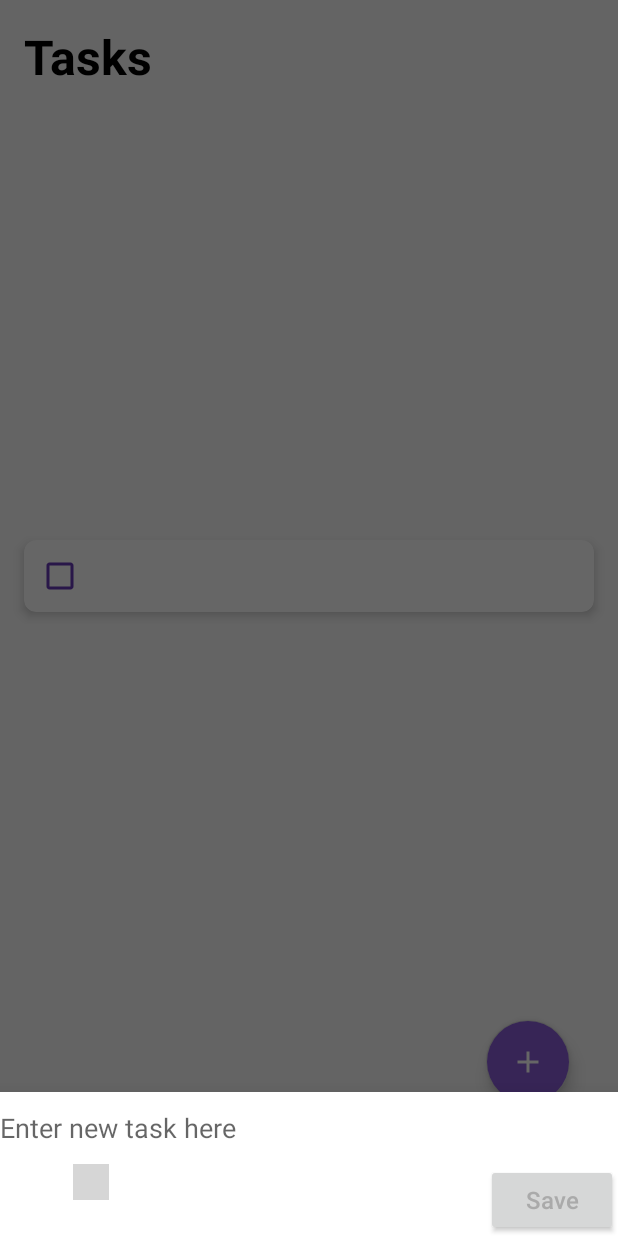
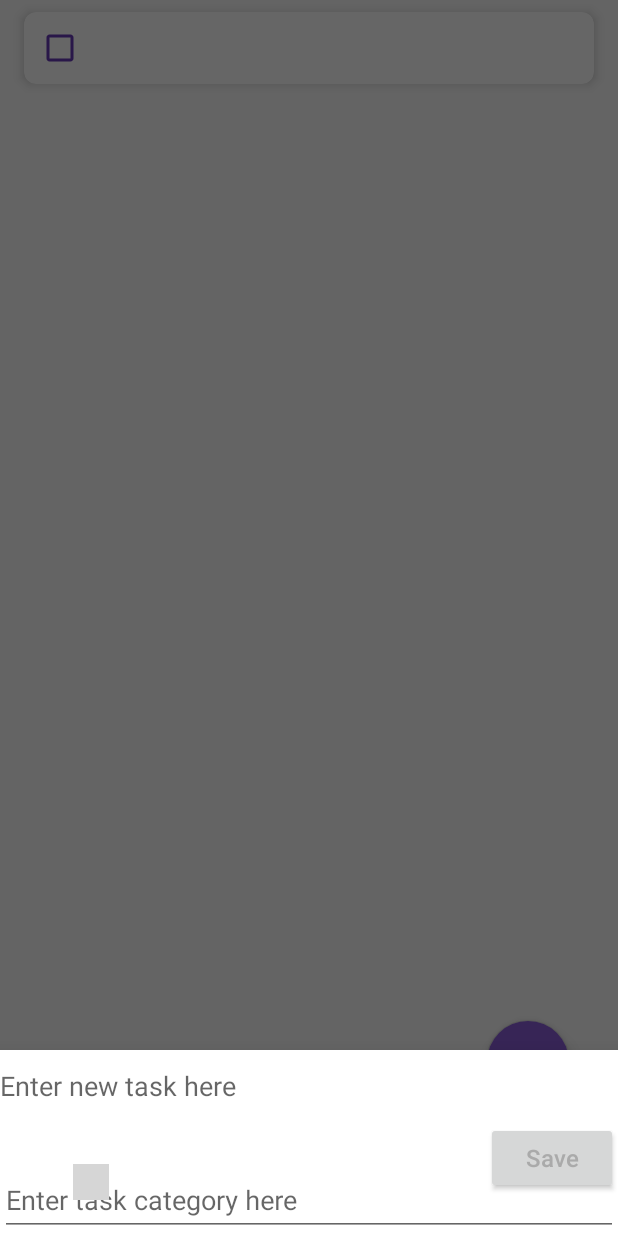
Before and after one commit to prishavall/CollegeSchedulingApp, an Android app: the MainActivity screen opened directly, with no data from a screen before it, after a tap on "Add item", on a phone screen of 412 x 824 dp. Run offline under Robolectric (Android 15) with nearby library versions, the phone set to English and light mode, and no system bars; grey boxes are pictures that could not be loaded.

Commit message:
super cool new element

```diff
--- a/app/src/main/java/com/example/emptyactivityapp/Adapter/MiddlePage2Adapter.java
+++ b/app/src/main/java/com/example/emptyactivityapp/Adapter/MiddlePage2Adapter.java
@@ -84,7 +84,7 @@ public class MiddlePage2Adapter extends RecyclerView.Adapter<MiddlePage2Adapter.
         }
     }
 
-    public void editItem(int position) {
+    public void editItem(int position)  {
         MiddlePage2Model exam = examList.get(position);
         Bundle bundy = new Bundle();
         bundy.putInt("id", (Integer) exam.getId());
--- a/app/src/main/java/com/example/emptyactivityapp/Adapter/ScheduleAdapter.java
+++ b/app/src/main/java/com/example/emptyactivityapp/Adapter/ScheduleAdapter.java
@@ -33,13 +33,13 @@ public class ScheduleAdapter extends RecyclerView.Adapter<ScheduleAdapter.ViewHo
         this.db.openDatabase();
     }
 
-    @Override
+
     public ViewHolder onCreateViewHolder(ViewGroup parent, int viewType) {
         View view = LayoutInflater.from(parent.getContext()).inflate(R.layout.schedule_card, parent, false);
         return new ViewHolder(view);
     }
 
-    @Override
+
     public void onBindViewHolder(ViewHolder holder, int position) {
         ScheduleModel schedule = scheduleList.get(position);
 
--- a/app/src/main/java/com/example/emptyactivityapp/Adapter/ToDoAdapter.java
+++ b/app/src/main/java/com/example/emptyactivityapp/Adapter/ToDoAdapter.java
@@ -16,8 +16,10 @@ import androidx.recyclerview.widget.RecyclerView;
 import java.util.ArrayList;
 import java.util.List;
 
+import com.example.emptyactivityapp.AddNewExam;
 import com.example.emptyactivityapp.AddNewTask;
 import com.example.emptyactivityapp.MainActivity;
+import com.example.emptyactivityapp.Model.MiddlePage2Model;
 import com.example.emptyactivityapp.Model.ToDoModel;
 import com.example.emptyactivityapp.R;
 import com.example.emptyactivityapp.Utils.DataBaseHandler;
@@ -35,25 +37,31 @@ public class ToDoAdapter extends RecyclerView.Adapter<ToDoAdapter.ViewHolder> {
         this.activity = activity;
     }
 
-    @NonNull
-    @Override
     public ViewHolder onCreateViewHolder(ViewGroup parent, int viewType) {
-        View itemView = LayoutInflater.from(parent.getContext())
-                .inflate(R.layout.task_layout, parent, false);
-        return new ViewHolder(itemView);
+        Context contexto = parent.getContext();
+        LayoutInflater inflatable = LayoutInflater.from(contexto);
+        View view = inflatable.inflate(R.layout.task_layout, parent, false);
+        return new ViewHolder(view);
     }
 
-    @Override
-    public void onBindViewHolder(@NonNull final ViewHolder holder, int position) {
+    public void onBindViewHolder(final ViewHolder vh, int position) {
         db.openDatabase();
+        final ToDoModel item = todoList.get(position);
 
-        final ToDoModel item = todoList.get(position);
-        holder.task.setText(item.getTask());
-        holder.task.setChecked(toBoolean(item.getStatus()));
-        holder.task.setOnCheckedChangeListener(new CompoundButton.OnCheckedChangeListener() {
-            @Override
-            public void onCheckedChanged(CompoundButton buttonView, boolean isChecked) {
-                if (isChecked) {
+        if (item.getCategory() != null && !item.getCategory().isEmpty()) {
+            vh.taskCategorytext.setVisibility(View.VISIBLE);
+            vh.taskCategorytext.setText(item.getCategory());
+        } else {
+
+            vh.taskCategorytext.setVisibility(View.GONE);
+        }
+
+        vh.newcheckbox.setText(item.getTask());
+        vh.newcheckbox.setChecked(toBoolean(item.getStatus()));
+
+        vh.newcheckbox.setOnCheckedChangeListener(new CompoundButton.OnCheckedChangeListener() {
+            public void onCheckedChanged(CompoundButton button, boolean Checked) {
+                if (Checked) {
                     db.updateStatus(item.getId(), 1);
                 } else {
                     db.updateStatus(item.getId(), 0);
@@ -62,47 +70,63 @@ public class ToDoAdapter extends RecyclerView.Adapter<ToDoAdapter.ViewHolder> {
         });
     }
 
-    private boolean toBoolean(int n) {
-        return n != 0;
+    private boolean toBoolean(int j) {
+
+        if (j != 0) {
+            return true;
+        }
+        return false;
     }
 
     @Override
     public int getItemCount() {
-        return todoList.size();
+        if (todoList == null) {
+            return 0;
+        }
+        else {
+            return todoList.size();
+        }
     }
 
     public Context getContext() {
         return activity;
     }
+    public void deleteItem(int position) {
+        if (db != null) {
+            ToDoModel todo = todoList.get(position);
+            int todoID = todo.getId();
+            db.deleteTask(todoID);
+            todoList.remove(position);
+            notifyItemRemoved(position);
+        }
+    }
 
     public void setTasks(List<ToDoModel> todoList) {
-        this.todoList = todoList;
-        notifyDataSetChanged();
-    }
-
-    public void deleteItem(int position) {
-        ToDoModel item = todoList.get(position);
-        db.deleteTask(item.getId());
-        todoList.remove(position);
-        notifyItemRemoved(position);
-    }
-
-    public void editItem(int position) {
-        ToDoModel item = todoList.get(position);
-        Bundle bundle = new Bundle();
-        bundle.putInt("id", item.getId());
-        bundle.putString("task", item.getTask());
-        AddNewTask fragment = new AddNewTask();
-        fragment.setArguments(bundle);
-        fragment.show(activity.getSupportFragmentManager(), AddNewTask.TAG);
+        if (todoList != null) {
+            this.todoList = todoList;
+            notifyDataSetChanged();
+        }
     }
 
     public static class ViewHolder extends RecyclerView.ViewHolder {
-        CheckBox task;
-
+        private final TextView taskCategorytext;
+        CheckBox newcheckbox;
         ViewHolder(View view) {
             super(view);
-            task = view.findViewById(R.id.todoCheckBox);
+            newcheckbox = view.findViewById(R.id.todoCheckBox);
+            taskCategorytext = (TextView) view.findViewById(R.id.taskCategoryText);
         }
     }
+    public void editItem(int position) {
+        ToDoModel item = todoList.get(position);
+        Bundle bundy = new Bundle();
+        bundy.putInt("id", item.getId());
+        bundy.putString("task", item.getTask());
+        bundy.putString("category", item.getCategory());
+
+        AddNewTask fragment = new AddNewTask();
+        fragment.setArguments(bundy);
+        fragment.show(activity.getSupportFragmentManager(), AddNewExam.TAG);
+    }
+
 }
--- a/app/src/main/java/com/example/emptyactivityapp/AddNewTask.java
+++ b/app/src/main/java/com/example/emptyactivityapp/AddNewTask.java
@@ -13,10 +13,9 @@ import android.view.WindowManager;
 import android.widget.Button;
 import android.widget.EditText;
 
-import androidx.annotation.NonNull;
-import androidx.annotation.Nullable;
 import androidx.core.content.ContextCompat;
 
+import com.example.emptyactivityapp.Model.MiddlePage2Model;
 import com.example.emptyactivityapp.Model.ToDoModel;
 import com.example.emptyactivityapp.Utils.DataBaseHandler;
 import com.google.android.material.bottomsheet.BottomSheetDialogFragment;
@@ -27,7 +26,7 @@ import com.google.android.material.bottomsheet.BottomSheetDialogFragment;
 public class AddNewTask extends BottomSheetDialogFragment {
 
     public static final String TAG = "ActionBottomDialog";
-    private EditText newTaskText;
+    private EditText newTaskText, newCategoryText;
     private Button newTaskSaveButton;
 
     private DataBaseHandler db;
@@ -36,16 +35,14 @@ public class AddNewTask extends BottomSheetDialogFragment {
         return new AddNewTask();
     }
 
-    @Override
-    public void onCreate(@Nullable Bundle savedInstanceState) {
+    public void onCreate( Bundle savedInstanceState) {
         super.onCreate(savedInstanceState);
         setStyle(STYLE_NORMAL, R.style.DialogStyle);
     }
 
-    @Nullable
-    @Override
-    public View onCreateView(@NonNull LayoutInflater inflater, @Nullable ViewGroup container,
-                             @Nullable Bundle savedInstanceState) {
+
+    public View onCreateView(LayoutInflater inflater, ViewGroup container,
+                              Bundle savedInstanceState) {
 
         View view = inflater.inflate(R.layout.new_task, container, false);
         getDialog().getWindow().setSoftInputMode(WindowManager.LayoutParams.SOFT_INPUT_ADJUST_RESIZE);
@@ -53,10 +50,11 @@ public class AddNewTask extends BottomSheetDialogFragment {
         return view;
     }
 
-    @Override
-    public void onViewCreated(@NonNull View view, @Nullable Bundle savedInstanceState) {
+
+    public void onViewCreated(View view, Bundle savedInstanceState) {
         super.onViewCreated(view, savedInstanceState);
         newTaskText = requireView().findViewById(R.id.newTaskText);
+        newCategoryText = getView().findViewById(R.id.taskCategoryText);
         newTaskSaveButton = getView().findViewById(R.id.newTaskButton);
 
         boolean isUpdate = false;
@@ -75,33 +73,39 @@ public class AddNewTask extends BottomSheetDialogFragment {
         db.openDatabase();
 
         newTaskText.addTextChangedListener(new TextWatcher() {
-            @Override
+
             public void beforeTextChanged(CharSequence s, int start, int count, int after) {
             }
 
-            @Override
+
             public void onTextChanged(CharSequence s, int start, int before, int count) {
                 newTaskSaveButton.setEnabled(!s.toString().isEmpty());
                 newTaskSaveButton.setTextColor(s.toString().isEmpty() ? Color.GRAY : ContextCompat.getColor(getContext(), R.color.colorPrimaryDark));
             }
 
 
-            @Override
+
             public void afterTextChanged(Editable s) {
             }
         });
 
         final boolean finalIsUpdate = isUpdate;
         newTaskSaveButton.setOnClickListener(new View.OnClickListener() {
-            @Override
+
             public void onClick(View v) {
                 String text = newTaskText.getText().toString();
+                String category = newCategoryText.getText().toString();
+
                 if(finalIsUpdate){
-                    db.updateTask(bundle.getInt("id"), text);
+                    ToDoModel tmodel = new ToDoModel();
+                    tmodel.setTask(text);
+                    tmodel.setCategory(category);
+                    db.updateTask(bundle.getInt("id"), tmodel);
                 }
                 else {
                     ToDoModel task = new ToDoModel();
                     task.setTask(text);
+                    task.setCategory(category);
                     task.setStatus(0);
                     db.insertTask(task);
                 }
@@ -110,7 +114,7 @@ public class AddNewTask extends BottomSheetDialogFragment {
         });
     }
 
-    @Override
+
     public void onDismiss(DialogInterface dialog) {
         Activity activity = getActivity();
         DialogCloseListener clistener = null;
--- a/app/src/main/java/com/example/emptyactivityapp/Model/ToDoModel.java
+++ b/app/src/main/java/com/example/emptyactivityapp/Model/ToDoModel.java
@@ -3,6 +3,15 @@ package com.example.emptyactivityapp.Model;
 public class ToDoModel {
     private int id, status;
     private String task;
+    private String category;
+
+    public void setCategory(String string) {
+        this.category = string;
+
+    }
+    public String getCategory() {
+        return category;
+    }
     public int getId() {
         return id;
     }
--- a/app/src/main/java/com/example/emptyactivityapp/Utils/DataBaseHandler.java
+++ b/app/src/main/java/com/example/emptyactivityapp/Utils/DataBaseHandler.java
@@ -8,6 +8,7 @@ import android.database.sqlite.SQLiteDatabase;
 import android.database.sqlite.SQLiteOpenHelper;
 import android.util.Log;
 
+import com.example.emptyactivityapp.Model.MiddlePage2Model;
 import com.example.emptyactivityapp.Model.ToDoModel;
 
 import java.util.ArrayList;
@@ -16,13 +17,15 @@ import java.util.List;
 
 public class DataBaseHandler extends SQLiteOpenHelper {
 
-    private static final int VERSION = 3;
+    private static final int VERSION = 4;
     private static final String NAME = "toDoListDatabase";
     private static final String TODO_TABLE = "todo";
     private static final String ID = "id";
     private static final String TASK = "task";
+
+    private static final String CATEGORY = "category";
     private static final String STATUS = "status";
-    private static final String CREATE_TODO_TABLE = "CREATE TABLE " + TODO_TABLE + "(" + ID + " INTEGER PRIMARY KEY AUTOINCREMENT, " + TASK + " TEXT, "
+    private static final String CREATE_TODO_TABLE = "CREATE TABLE " + TODO_TABLE + "(" + ID + " INTEGER PRIMARY KEY AUTOINCREMENT, " + TASK + " TEXT, " + CATEGORY + " TEXT, "
             + STATUS + " INTEGER)";
 
     private SQLiteDatabase db;
@@ -45,32 +48,49 @@ public class DataBaseHandler extends SQLiteOpenHelper {
         db = this.getWritableDatabase();
     }
 
-    public List<ToDoModel> getAllTasks(){
+    @SuppressLint("Range")
+    public List<ToDoModel> getAllTasks() {
         List<ToDoModel> taskList = new ArrayList<>();
-        Cursor cur = null;
-        try{
-            cur = db.query(TODO_TABLE, null, null, null, null, null, null, null);
-            if(cur.moveToFirst() && cur != null){
-                do{
+        Cursor cursor = null;
+
+        try {
+            cursor = db.query(TODO_TABLE, null, null, null, null, null, null);
+
+            if (cursor != null && cursor.moveToFirst()) {
+                do {
                     ToDoModel task = new ToDoModel();
-                    task.setId(cur.getInt(cur.getColumnIndex(ID)));
-                    task.setTask(cur.getString(cur.getColumnIndex(TASK)));
-                    task.setStatus(cur.getInt(cur.getColumnIndex(STATUS)));
+                    task.setId(cursor.getInt(cursor.getColumnIndex(ID)));
+                    task.setTask(cursor.getString(cursor.getColumnIndex(TASK)));
+                    task.setCategory(cursor.getString(cursor.getColumnIndex(CATEGORY)));
+                    task.setStatus(cursor.getInt(cursor.getColumnIndex(STATUS)));
                     taskList.add(task);
-                }
-                while(cur.moveToNext());
+                } while (cursor.moveToNext());
+            }
+        } catch (Exception e) {
+            e.printStackTrace();
+        } finally {
+            if (cursor != null) {
+                cursor.close();
             }
         }
-        finally {
-            if (cur != null) {
-                cur.close();
-            }
-        }
+
         return taskList;
     }
+
+
+
+    public void updateTask(int id, ToDoModel tasky) {
+        ContentValues cv = new ContentValues();
+        cv.put(TASK, tasky.getTask());
+        cv.put(CATEGORY, tasky.getCategory());
+        db.update(TODO_TABLE, cv, ID + "=?", new String[]{String.valueOf(id)});
+    }
+
     public void insertTask(ToDoModel task){
+        Log.d("InsertTask", "Inserting task: " + task.getTask() + ", Category: " + task.getCategory());
         ContentValues cv = new ContentValues();
         cv.put(TASK, task.getTask());
+        cv.put(CATEGORY, task.getCategory());
         cv.put(STATUS, 0);
         db.insert(TODO_TABLE, null, cv);
     }
@@ -85,12 +105,9 @@ public class DataBaseHandler extends SQLiteOpenHelper {
         updateMain(id, cv);
     }
 
+
     public void deleteTask(int id){
         db.delete(TODO_TABLE, ID + "= ?", new String[]{String.valueOf(id)});
     }
-    public void updateTask(int id, String task) {
-        ContentValues cv = new ContentValues();
-        cv.put(TASK, task);
-        updateMain(id, cv);
-    }
+
 }
--- a/app/src/main/res/layout/activity_main.xml
+++ b/app/src/main/res/layout/activity_main.xml
@@ -27,7 +27,6 @@
         app:layout_constraintBottom_toTopOf="@id/bottom_navigator"
         app:layout_constraintStart_toStartOf="parent"
         app:layout_constraintEnd_toEndOf="parent"
-        app:layout_constraintHeight_default="wrap"
         app:layout_constraintTop_toTopOf="parent"
         android:nestedScrollingEnabled="true"/>
 
--- a/app/src/main/res/layout/new_task.xml
+++ b/app/src/main/res/layout/new_task.xml
@@ -12,6 +12,21 @@
         android:minHeight="48dp"
         android:textAppearance="@style/TextAppearance.AppCompat.Medium" />
 
+    <com.google.android.material.textfield.TextInputLayout
+        android:id="@+id/taskCategoryLayout"
+        android:layout_width="match_parent"
+        android:layout_height="wrap_content"
+        android:layout_below="@+id/newTaskText"
+        android:layout_marginTop="20dp">
+
+        <com.google.android.material.textfield.TextInputEditText
+            android:id="@+id/taskCategoryText"
+            android:layout_width="match_parent"
+            android:layout_height="wrap_content"
+            android:hint="Enter task category here"
+            android:textAppearance="@style/TextAppearance.AppCompat.Medium" />
+
+    </com.google.android.material.textfield.TextInputLayout>
     <Button
         android:id="@+id/newTaskButton"
         android:layout_width="wrap_content"
--- a/app/src/main/res/layout/task_layout.xml
+++ b/app/src/main/res/layout/task_layout.xml
@@ -6,10 +6,10 @@
     app:cardElevation="4dp"
     app:cardCornerRadius="8dp"
     android:layout_marginHorizontal="16dp"
-    android:layout_marginVertical="8dp" >
+    android:layout_marginVertical="8dp">
 
     <RelativeLayout
-        android:layout_width="wrap_content"
+        android:layout_width="match_parent"
         android:layout_height="wrap_content"
         android:padding="8dp">
 
@@ -20,7 +20,15 @@
             android:paddingStart="8dp"
             android:buttonTint="#673AB7"
             tools:text="Go to the market and bring vegetables immediately today."
-             />
+            />
 
+        <TextView
+            android:id="@+id/taskCategoryText"
+            android:layout_width="match_parent"
+            android:layout_height="wrap_content"
+            android:layout_toEndOf="@id/todoCheckBox"
+            android:layout_marginStart="225dp"
+            android:textSize="18sp"
+            android:textStyle="bold"/>
     </RelativeLayout>
 </androidx.cardview.widget.CardView>
```
Also changed, not shown: app/src/main/java/com/example/emptyactivityapp/Utils/DataBaseHandlerExam.java (+1 -9 lines).
